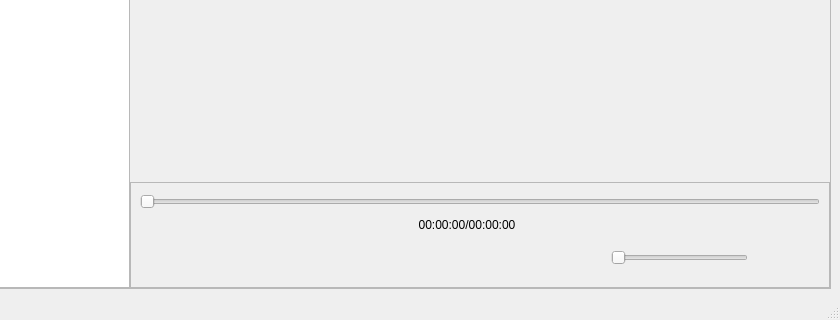
Before: the Qt Designer form src/mainwindow.ui in jcfain/XTPlayer, drawn with Qt 5; both pictures show x 254 to 1094 and y 374 to 694 of the 1094 by 694 pixel window.
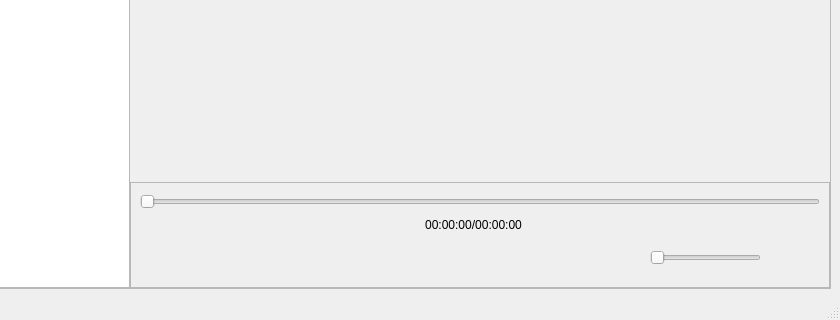
After: the same form once the commit is applied. Icons and pictures are not drawn. Custom widgets are drawn as their Qt base class.

Diff of the .ui file:
```diff
--- a/src/mainwindow.ui
+++ b/src/mainwindow.ui
@@ -122,30 +122,7 @@
                 <enum>QFrame::Raised</enum>
                </property>
                <layout class="QGridLayout" name="gridLayout">
-                <item row="2" column="0">
-                 <widget class="QPushButton" name="fullScreenBtn">
-                  <property name="enabled">
-                   <bool>false</bool>
-                  </property>
-                  <property name="text">
-                   <string/>
-                  </property>
-                  <property name="icon">
-                   <iconset resource="icons.qrc">
-                    <normaloff>:/images/icons/fullscreen.svg</normaloff>:/images/icons/fullscreen.svg</iconset>
-                  </property>
-                  <property name="iconSize">
-                   <size>
-                    <width>40</width>
-                    <height>40</height>
-                   </size>
-                  </property>
-                  <property name="flat">
-                   <bool>true</bool>
-                  </property>
-                 </widget>
-                </item>
-                <item row="2" column="3">
+                <item row="2" column="4">
                  <widget class="QPushButton" name="skipBackButton">
                   <property name="text">
                    <string/>
@@ -165,26 +142,32 @@
                   </property>
                  </widget>
                 </item>
-                <item row="0" column="0" colspan="10">
-                 <widget class="RangeSlider" name="SeekSlider">
-                  <property name="enabled">
-                   <bool>false</bool>
-                  </property>
+                <item row="2" column="2">
+                 <widget class="QLabel" name="videoLoadingLabel">
                   <property name="minimumSize">
                    <size>
-                    <width>0</width>
-                    <height>20</height>
+                    <width>40</width>
+                    <height>40</height>
                    </size>
                   </property>
-                  <property name="maximum">
-                   <number>100</number>
+                  <property name="maximumSize">
+                   <size>
+                    <width>40</width>
+                    <height>40</height>
+                   </size>
                   </property>
-                  <property name="orientation">
-                   <enum>Qt::Horizontal</enum>
+                  <property name="text">
+                   <string/>
+                  </property>
+                  <property name="alignment">
+                   <set>Qt::AlignCenter</set>
+                  </property>
+                  <property name="textInteractionFlags">
+                   <set>Qt::NoTextInteraction</set>
                   </property>
                  </widget>
                 </item>
-                <item row="2" column="4" colspan="2">
+                <item row="2" column="5" colspan="2">
                  <widget class="QPushButton" name="PlayBtn">
                   <property name="toolTip">
                    <string>Play</string>
@@ -207,14 +190,7 @@
                   </property>
                  </widget>
                 </item>
-                <item row="2" column="7" colspan="2">
-                 <widget class="RangeSlider" name="VolumeSlider">
-                  <property name="orientation">
-                   <enum>Qt::Horizontal</enum>
-                  </property>
-                 </widget>
-                </item>
-                <item row="1" column="4" colspan="2">
+                <item row="1" column="5" colspan="2">
                  <widget class="QLabel" name="lblCurrentDuration">
                   <property name="text">
                    <string>00:00:00/00:00:00</string>
@@ -224,7 +200,27 @@
                   </property>
                  </widget>
                 </item>
-                <item row="2" column="9">
+                <item row="2" column="7">
+                 <widget class="QPushButton" name="skipForwardButton">
+                  <property name="text">
+                   <string/>
+                  </property>
+                  <property name="icon">
+                   <iconset resource="icons.qrc">
+                    <normaloff>:/images/icons/skipForward.svg</normaloff>:/images/icons/skipForward.svg</iconset>
+                  </property>
+                  <property name="iconSize">
+                   <size>
+                    <width>40</width>
+                    <height>40</height>
+                   </size>
+                  </property>
+                  <property name="flat">
+                   <bool>true</bool>
+                  </property>
+                 </widget>
+                </item>
+                <item row="2" column="11">
                  <widget class="QPushButton" name="MuteBtn">
                   <property name="text">
                    <string/>
@@ -247,33 +243,54 @@
                   </property>
                  </widget>
                 </item>
+                <item row="2" column="8">
+                 <widget class="QPushButton" name="loopToggleButton">
+                  <property name="text">
+                   <string/>
+                  </property>
+                  <property name="icon">
+                   <iconset resource="icons.qrc">
+                    <normaloff>:/images/icons/loop.svg</normaloff>:/images/icons/loop.svg</iconset>
+                  </property>
+                  <property name="iconSize">
+                   <size>
+                    <width>40</width>
+                    <height>40</height>
+                   </size>
+                  </property>
+                  <property name="checkable">
+                   <bool>true</bool>
+                  </property>
+                  <property name="flat">
+                   <bool>true</bool>
+                  </property>
+                 </widget>
+                </item>
+                <item row="2" column="0">
+                 <widget class="QPushButton" name="fullScreenBtn">
+                  <property name="enabled">
+                   <bool>true</bool>
+                  </property>
+                  <property name="text">
+                   <string/>
+                  </property>
+                  <property name="icon">
+                   <iconset resource="icons.qrc">
+                    <normaloff>:/images/icons/fullscreen.svg</normaloff>:/images/icons/fullscreen.svg</iconset>
+                  </property>
+                  <property name="iconSize">
+                   <size>
+                    <width>40</width>
+                    <height>40</height>
+                   </size>
+                  </property>
+                  <property name="flat">
+                   <bool>true</bool>
+                  </property>
+                 </widget>
+                </item>
                 <item row="2" column="1">
-                 <widget class="QLabel" name="videoLoadingLabel">
-                  <property name="minimumSize">
-                   <size>
-                    <width>40</width>
-                    <height>40</height>
-                   </size>
-                  </property>
-                  <property name="maximumSize">
-                   <size>
-                    <width>40</width>
-                    <height>40</height>
-                   </size>
-                  </property>
-                  <property name="text">
-                   <string/>
-                  </property>
-                  <property name="alignment">
-                   <set>Qt::AlignCenter</set>
-                  </property>
-                  <property name="textInteractionFlags">
-                   <set>Qt::NoTextInteraction</set>
-                  </property>
-                 </widget>
-                </item>
-                <item row="2" column="6">
-                 <widget class="QPushButton" name="skipForwardButton">
+                 <widget class="QPushButton" name="settingsButton">
                   <property name="text">
                    <string/>
                   </property>
@@ -292,6 +309,32 @@
                   </property>
                  </widget>
                 </item>
+                <item row="2" column="9" colspan="2">
+                 <widget class="RangeSlider" name="VolumeSlider">
+                  <property name="orientation">
+                   <enum>Qt::Horizontal</enum>
+                  </property>
+                 </widget>
+                </item>
+                <item row="0" column="0" colspan="12">
+                 <widget class="RangeSlider" name="SeekSlider">
+                  <property name="enabled">
+                   <bool>false</bool>
+                  </property>
+                  <property name="minimumSize">
+                   <size>
+                    <width>0</width>
+                    <height>20</height>
+                   </size>
+                  </property>
+                  <property name="maximum">
+                   <number>100</number>
+                  </property>
+                  <property name="orientation">
+                   <enum>Qt::Horizontal</enum>
+                  </property>
+                 </widget>
+                </item>
                </layout>
               </widget>
              </item>
```
Left out of the diff: 2 changed lines with no effect on the pictures.
